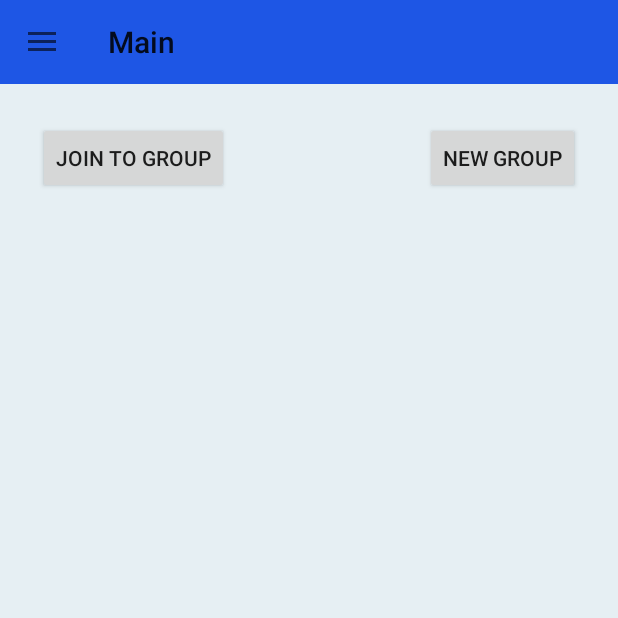
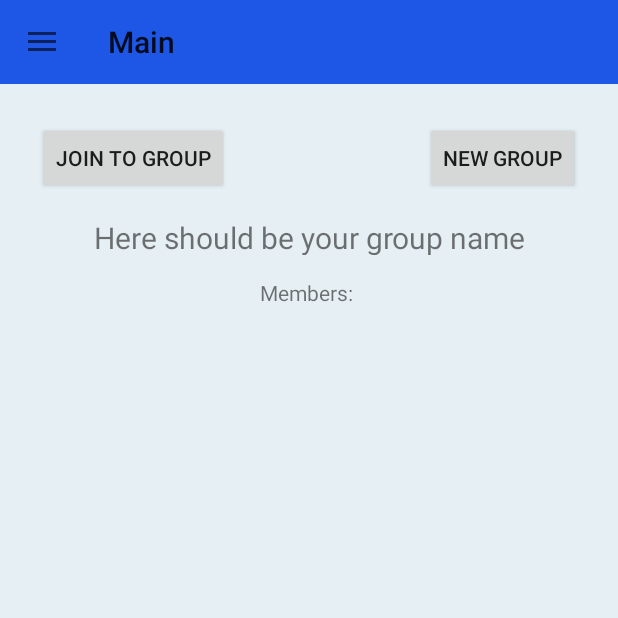
Before and after one commit to solTheW/android-app, an Android app: the screen it shows after launch once a user with an empty profile is signed in (MainActivity), on a phone screen of 412 x 824 dp, the top half of it. Run offline under Robolectric (Android 15) with nearby library versions, the phone set to English and light mode, and no system bars; our stand-ins replace CircleImageView, Firebase (no records; nobody signed in at launch, a user with empty details on screens opened directly); 4 statements that could not run were skipped.

Commit message:
Tworzenie grupy i dołączanie do niej jeśli zna się jej nazwę

```diff
--- a/app/build.gradle
+++ b/app/build.gradle
@@ -1,7 +1,5 @@
 apply plugin: 'com.android.application'
 apply plugin: 'com.google.gms.google-services'
-
-//to jest test
 
 android {
     compileSdkVersion 29
@@ -51,7 +49,7 @@ dependencies {
     implementation 'androidx.cardview:cardview:1.0.0'
     implementation 'com.rengwuxian.materialedittext:library:2.1.4'
     implementation 'com.github.bumptech.glide:glide:4.8.0'
-    implementation "com.google.android.material:material:1.2.0-alpha06"
+    implementation "com.google.android.material:material:1.2.0-beta01"
     implementation 'androidx.recyclerview:recyclerview:1.2.0-alpha03'
-    implementation 'com.google.android.material:material:1.2.0-alpha06'
+    implementation 'com.google.android.material:material:1.2.0-beta01'
 }
--- a/app/src/main/java/com/example/tourmeneger/ChatActivity.java
+++ b/app/src/main/java/com/example/tourmeneger/ChatActivity.java
@@ -80,4 +80,5 @@ class ViewPagerAdapter extends FragmentStateAdapter {
     }
 
 
+
 }
--- a/app/src/main/java/com/example/tourmeneger/RegisterActivity.java
+++ b/app/src/main/java/com/example/tourmeneger/RegisterActivity.java
@@ -83,6 +83,7 @@ public class RegisterActivity extends AppCompatActivity {
                            hashMap.put("username", username);
                            hashMap.put("imageURl", "default");
                            hashMap.put("search", username.toLowerCase());
+                           hashMap.put("currgroup", "none");
 
                            reference.setValue(hashMap).addOnCompleteListener(new OnCompleteListener<Void>() {
                                @Override
--- a/app/src/main/java/com/example/tourmeneger/fragments/UsersFragment.java
+++ b/app/src/main/java/com/example/tourmeneger/fragments/UsersFragment.java
@@ -48,8 +48,6 @@ public class UsersFragment extends Fragment {
         recyclerView.setLayoutManager(new LinearLayoutManager(getContext()));
 
         mUsers = new ArrayList<>();
-
-        //readUsers();
 
         search_users = view.findViewById(R.id.search_users);
         search_users.addTextChangedListener(new TextWatcher() {
--- a/app/src/main/res/layout/activity_main.xml
+++ b/app/src/main/res/layout/activity_main.xml
@@ -9,15 +9,16 @@
     android:background="@color/colorPrimary"
     android:id="@+id/drawer">
 
+
     <RelativeLayout
         android:layout_width="wrap_content"
         android:layout_height="wrap_content">
 
         <androidx.appcompat.widget.Toolbar
+            android:id="@+id/toolbar"
             android:layout_width="match_parent"
             android:layout_height="wrap_content"
-            android:background="@color/colorPrimaryDark"
-            android:id="@+id/toolbar"/>
+            android:background="@color/colorPrimaryDark" />
 
         <Button
             android:id="@+id/btn_new_group"
@@ -39,9 +40,37 @@
             android:layout_marginTop="25dp"
             android:text="Join to group" />
 
-    </RelativeLayout>
+        <TextView
+            android:id="@+id/groupNameView"
+            android:layout_width="wrap_content"
+            android:layout_height="25dp"
+            android:layout_below="@+id/btn_join_to_group"
+            android:layout_alignParentStart="true"
+            android:layout_alignParentEnd="true"
+            android:layout_margin="15dp"
+            android:textAlignment="center"
+            android:textSize="20dp"
+            android:text="Here should be your group name" />
+
+        <TextView
+            android:layout_width="wrap_content"
+            android:layout_height="wrap_content"
+            android:text="Members: "
+            android:layout_below="@id/groupNameView"
+            android:layout_alignParentStart="true"
+            android:layout_alignParentEnd="true"
+            android:textAlignment="center"
+            android:id="@+id/textViewmembers"/>
+
+        <androidx.recyclerview.widget.RecyclerView
+            android:id="@+id/recycler_view"
+            android:layout_width="match_parent"
+            android:layout_height="match_parent"
+            android:layout_below="@+id/textViewmembers"
+            android:scrollbars="vertical" />
 
 
+    </RelativeLayout>
 
     <com.google.android.material.navigation.NavigationView
         android:layout_width="match_parent"
```
Also changed, not shown: app/src/main/java/com/example/tourmeneger/MainActivity.java (+23 -34 lines), app/src/main/java/com/example/tourmeneger/model/Groups.java (added, +20 -0 lines), app/src/main/java/com/example/tourmeneger/model/User.java (+11 -1 lines).
